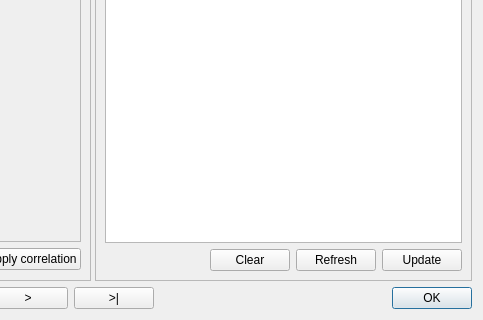
Qt form cpt_viewer_dialog_base.ui (breinbaas/qcpt) before a commit; both pictures show x 507 to 990 and y 442 to 762 of the 990 by 762 pixel window.
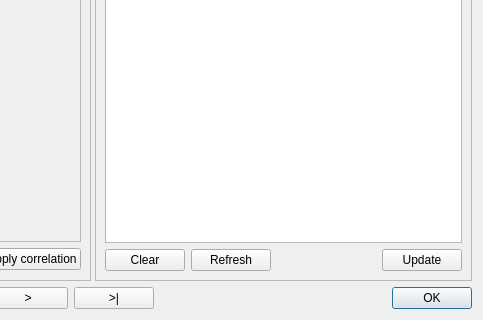
The same form after that commit.

What changed in the file:
```diff
--- a/cpt_viewer_dialog_base.ui
+++ b/cpt_viewer_dialog_base.ui
@@ -163,6 +163,20 @@
            </item>
            <item>
             <layout class="QHBoxLayout" name="horizontalLayout">
+             <item>
+              <widget class="QPushButton" name="pbClear">
+               <property name="text">
+                <string>Clear</string>
+               </property>
+              </widget>
+             </item>
+             <item>
+              <widget class="QPushButton" name="pbRefresh">
+               <property name="text">
+                <string>Refresh</string>
+               </property>
+              </widget>
+             </item>
              <item>
               <spacer name="horizontalSpacer">
                <property name="orientation">
@@ -176,20 +190,6 @@
                </property>
               </spacer>
              </item>
-             <item>
-              <widget class="QPushButton" name="pbClear">
-               <property name="text">
-                <string>Clear</string>
-               </property>
-              </widget>
-             </item>
-             <item>
-              <widget class="QPushButton" name="pbRefresh">
-               <property name="text">
-                <string>Refresh</string>
-               </property>
-              </widget>
-             </item>
              <item>
               <widget class="QPushButton" name="pbUpdate">
                <property name="text">
```
